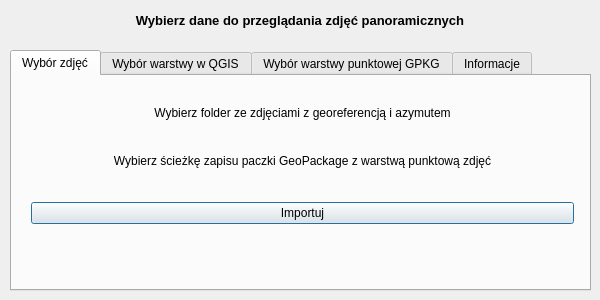
The window that gui/first_window_geo360_base.ui (envirosolutionspl/PhotoViewer360) describes before a commit, drawn with Qt 5.
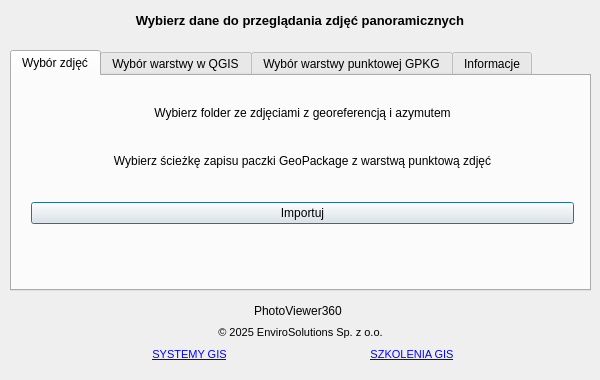
The same window after the commit. Icons and pictures are not drawn. Custom widgets are drawn as their Qt base class.

```diff
--- a/gui/first_window_geo360_base.ui
+++ b/gui/first_window_geo360_base.ui
@@ -10,7 +10,7 @@
     <x>0</x>
     <y>0</y>
     <width>600</width>
-    <height>300</height>
+    <height>380</height>
    </rect>
   </property>
   <property name="sizePolicy">
@@ -22,13 +22,13 @@
   <property name="minimumSize">
    <size>
     <width>600</width>
-    <height>300</height>
+    <height>380</height>
    </size>
   </property>
   <property name="maximumSize">
    <size>
     <width>600</width>
-    <height>300</height>
+    <height>380</height>
    </size>
   </property>
   <property name="focusPolicy">
@@ -681,6 +681,259 @@
     </widget>
    </widget>
   </widget>
+  <widget class="QWidget" name="layoutWidget_2">
+   <property name="geometry">
+    <rect>
+     <x>10</x>
+     <y>300</y>
+     <width>581</width>
+     <height>71</height>
+    </rect>
+   </property>
+   <layout class="QGridLayout" name="gridLayout_4">
+    <property name="leftMargin">
+     <number>5</number>
+    </property>
+    <property name="topMargin">
+     <number>0</number>
+    </property>
+    <property name="rightMargin">
+     <number>5</number>
+    </property>
+    <property name="bottomMargin">
+     <number>5</number>
+    </property>
+    <item row="0" column="0">
+     <widget class="QLabel" name="img_main_4">
+      <property name="maximumSize">
+       <size>
+        <width>60</width>
+        <height>60</height>
+       </size>
+      </property>
+      <property name="text">
+       <string/>
+      </property>
+      <property name="pixmap">
+       <pixmap>../images/ikona_wtyczki.svg</pixmap>
+      </property>
+      <property name="scaledContents">
+       <bool>true</bool>
+      </property>
+      <property name="alignment">
+       <set>Qt::AlignCenter</set>
+      </property>
+      <property name="margin">
+       <number>12</number>
+      </property>
+     </widget>
+    </item>
+    <item row="0" column="1">
+     <layout class="QGridLayout" name="gridLayout_13">
+      <property name="spacing">
+       <number>6</number>
+      </property>
+      <item row="2" column="0">
+       <widget class="QLabel" name="lbl_email_7">
+        <property name="font">
+         <font>
+          <pointsize>8</pointsize>
+         </font>
+        </property>
+        <property name="text">
+         <string>&lt;html&gt;&lt;head/&gt;&lt;body&gt;&lt;p&gt;&lt;a href=&quot;https://envirosolutions.pl/systemy-opensource-gis/&quot;&gt;&lt;span style=&quot; text-decoration: underline; color:#0000ff;&quot;&gt;SYSTEMY GIS&lt;/span&gt;&lt;/a&gt;&lt;/p&gt;&lt;/body&gt;&lt;/html&gt;</string>
+        </property>
+        <property name="textFormat">
+         <enum>Qt::MarkdownText</enum>
+        </property>
+        <property name="alignment">
+         <set>Qt::AlignCenter</set>
+        </property>
+        <property name="openExternalLinks">
+         <bool>true</bool>
+        </property>
+        <property name="textInteractionFlags">
+         <set>Qt::TextBrowserInteraction</set>
+        </property>
+       </widget>
+      </item>
+      <item row="1" column="0" colspan="2">
+       <widget class="QLabel" name="lbl_copyrights_7">
+        <property name="font">
+         <font>
+          <pointsize>8</pointsize>
+         </font>
+        </property>
+        <property name="text">
+         <string>&lt;html&gt;&lt;head/&gt;&lt;body&gt;&lt;p&gt;© 2025 EnviroSolutions Sp. z o.o.&lt;/p&gt;&lt;/body&gt;&lt;/html&gt;</string>
+        </property>
+        <property name="textFormat">
+         <enum>Qt::RichText</enum>
+        </property>
+        <property name="alignment">
+         <set>Qt::AlignCenter</set>
+        </property>
+        <property name="openExternalLinks">
+         <bool>true</bool>
+        </property>
+        <property name="textInteractionFlags">
+         <set>Qt::TextBrowserInteraction</set>
+        </property>
+       </widget>
+      </item>
+      <item row="2" column="1">
+       <widget class="QLabel" name="label_16">
+        <property name="font">
+         <font>
+          <pointsize>8</pointsize>
+         </font>
+        </property>
+        <property name="text">
+         <string>&lt;html&gt;&lt;head/&gt;&lt;body&gt;&lt;p&gt;&lt;a href=&quot;https://envirosolutions.pl/oferta-szkoleniowa/&quot;&gt;&lt;span style=&quot; text-decoration: underline; color:#0000ff;&quot;&gt;SZKOLENIA GIS&lt;/span&gt;&lt;/a&gt;&lt;/p&gt;&lt;/body&gt;&lt;/html&gt;</string>
+        </property>
+        <property name="textFormat">
+         <enum>Qt::MarkdownText</enum>
+        </property>
+        <property name="alignment">
+         <set>Qt::AlignCenter</set>
+        </property>
+        <property name="openExternalLinks">
+         <bool>true</bool>
+        </property>
+        <property name="textInteractionFlags">
+         <set>Qt::TextBrowserInteraction</set>
+        </property>
+       </widget>
+      </item>
+      <item row="0" column="0" colspan="2" alignment="Qt::AlignHCenter">
+       <widget class="QLabel" name="lbl_pluginVersion_3">
+        <property name="font">
+         <font>
+          <weight>50</weight>
+          <bold>false</bold>
+         </font>
+        </property>
+        <property name="text">
+         <string>&lt;html&gt;&lt;head/&gt;&lt;body&gt;&lt;p&gt;PhotoViewer360 &lt;/p&gt;&lt;/body&gt;&lt;/html&gt;</string>
+        </property>
+        <property name="alignment">
+         <set>Qt::AlignLeading|Qt::AlignLeft|Qt::AlignVCenter</set>
+        </property>
+       </widget>
+      </item>
+     </layout>
+    </item>
+    <item row="0" column="2">
+     <widget class="QLabel" name="img_es_4">
+      <property name="sizePolicy">
+       <sizepolicy hsizetype="Maximum" vsizetype="Minimum">
+        <horstretch>0</horstretch>
+        <verstretch>0</verstretch>
+       </sizepolicy>
+      </property>
+      <property name="maximumSize">
+       <size>
+        <width>60</width>
+        <height>60</height>
+       </size>
+      </property>
+      <property name="font">
+       <font>
+        <pointsize>8</pointsize>
+       </font>
+      </property>
+      <property name="mouseTracking">
+       <bool>true</bool>
+      </property>
+      <property name="text">
+       <string/>
+      </property>
+      <property name="pixmap">
+       <pixmap>../images/logo_es.svg</pixmap>
+      </property>
+      <property name="scaledContents">
+       <bool>true</bool>
+      </property>
+      <property name="margin">
+       <number>0</number>
+      </property>
+     </widget>
+    </item>
+   </layout>
+  </widget>
+  <widget class="QLabel" name="img_es_3">
+   <property name="geometry">
+    <rect>
+     <x>516</x>
+     <y>505</y>
+     <width>60</width>
+     <height>60</height>
+    </rect>
+   </property>
+   <property name="sizePolicy">
+    <sizepolicy hsizetype="Maximum" vsizetype="Minimum">
+     <horstretch>0</horstretch>
+     <verstretch>0</verstretch>
+    </sizepolicy>
+   </property>
+   <property name="maximumSize">
+    <size>
+     <width>60</width>
+     <height>60</height>
+    </size>
+   </property>
+   <property name="font">
+    <font>
+     <pointsize>19</pointsize>
+    </font>
+   </property>
+   <property name="mouseTracking">
+    <bool>true</bool>
+   </property>
+   <property name="text">
+    <string/>
+   </property>
+   <property name="pixmap">
+    <pixmap>../../integrator_uslug_danych_przestrzennych/images/es_logo.svg</pixmap>
+   </property>
+   <property name="scaledContents">
+    <bool>true</bool>
+   </property>
+   <property name="margin">
+    <number>0</number>
+   </property>
+  </widget>
+  <widget class="QLabel" name="img_main_3">
+   <property name="geometry">
+    <rect>
+     <x>15</x>
+     <y>505</y>
+     <width>60</width>
+     <height>60</height>
+    </rect>
+   </property>
+   <property name="maximumSize">
+    <size>
+     <width>60</width>
+     <height>60</height>
+    </size>
+   </property>
+   <property name="text">
+    <string/>
+   </property>
+   <property name="pixmap">
+    <pixmap>../images/ikona_wtyczki.svg</pixmap>
+   </property>
+   <property name="scaledContents">
+    <bool>true</bool>
+   </property>
+   <property name="alignment">
+    <set>Qt::AlignCenter</set>
+   </property>
+   <property name="margin">
+    <number>12</number>
+   </property>
+  </widget>
  </widget>
  <customwidgets>
   <customwidget>
```
